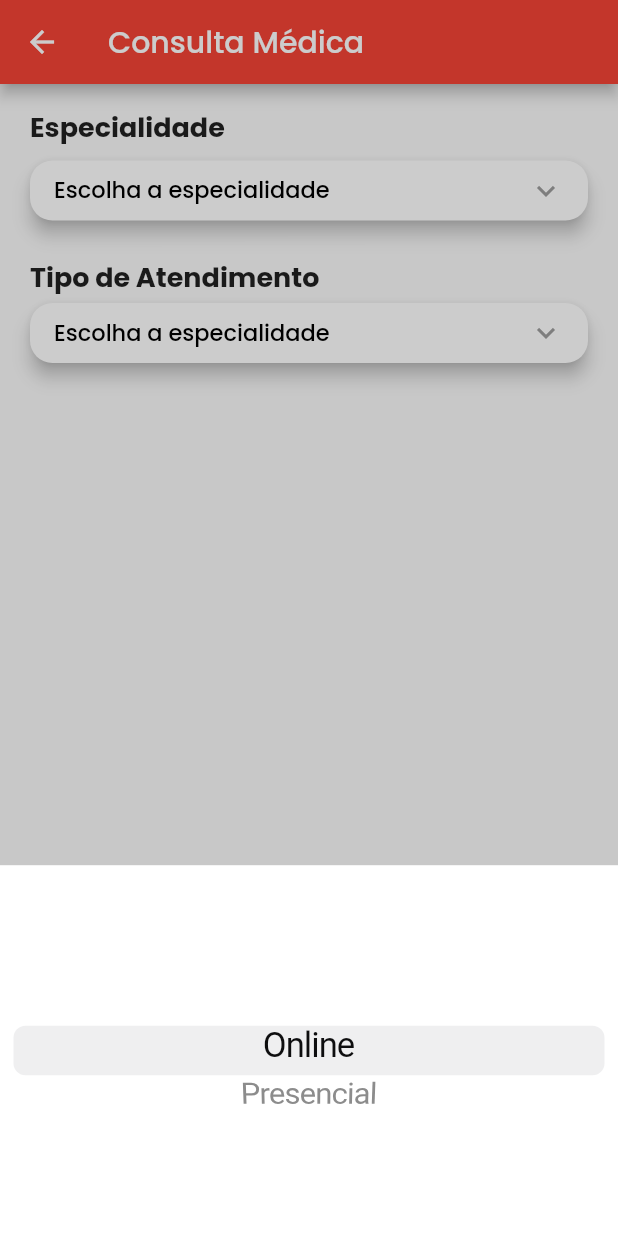
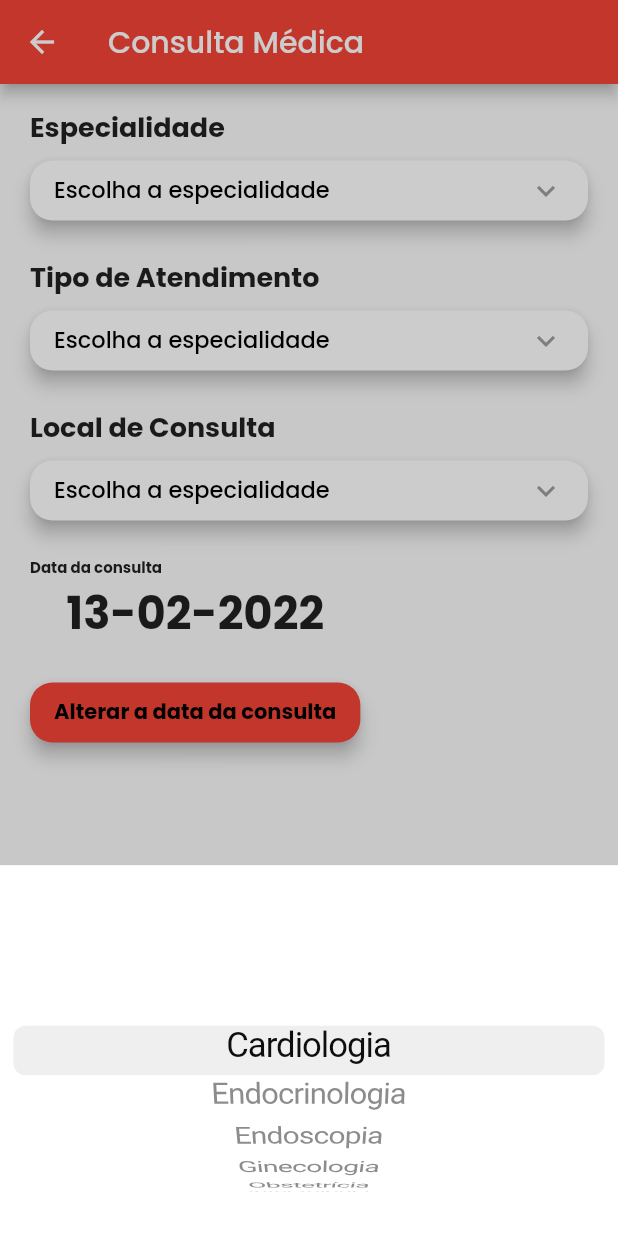
Before and after one commit to rafalapetina/software-engineering-proj, a Flutter app: the AppointmentScreen screen opened by its route, after a tap on "Escolha a especialidade", on a phone screen of 412 x 824 dp. Run offline on Flutter 3.47's test engine with Material 2 defaults, Android fonts, the phone set to English and light mode, and no system bars; our stand-ins replace cloud_firestore, firebase_auth; accounts and stored records are empty; network calls fail.

```diff
--- a/lib/main.dart
+++ b/lib/main.dart
@@ -3,6 +3,7 @@ import 'package:flutter/material.dart';
 import 'package:health_app/helpers/custom_route.dart';
 import 'package:health_app/screens/appointment_screen.dart';
 import 'package:health_app/screens/auth_screen.dart';
+import 'package:health_app/screens/history_screen.dart';
 import 'package:health_app/screens/pre_register_screen.dart';
 import 'package:health_app/screens/register_info_screen.dart';
 import 'package:health_app/screens/services_screen.dart';
@@ -60,6 +61,7 @@ class MyApp extends StatelessWidget {
         PreRegister.routeName: (ctx) => PreRegister(),
         ServicesScreen.routeName: (ctx) => ServicesScreen(),
         AppointmentScreen.routeName: (ctx) => AppointmentScreen(),
+        HistoryScreen.routeName: (ctx) => HistoryScreen(),
       },
     );
   }
--- a/lib/screens/appointment_screen.dart
+++ b/lib/screens/appointment_screen.dart
@@ -1,6 +1,7 @@
 import 'package:flutter/cupertino.dart';
 import 'package:flutter/material.dart';
 import 'package:health_app/widgets/picker_widget.dart';
+import 'package:intl/intl.dart';
 
 class AppointmentScreen extends StatefulWidget {
   static const routeName = '/appointment';
@@ -10,6 +11,21 @@ class AppointmentScreen extends StatefulWidget {
 }
 
 class _AppointmentScreenState extends State<AppointmentScreen> {
+  DateTime selectedDate = DateTime.now();
+  final formattedDate = new DateFormat("dd-MM-yyyy");
+
+  _selectDate(BuildContext context) async {
+    final DateTime picked = await showDatePicker(
+      context: context,
+      initialDate: selectedDate,
+      firstDate: DateTime(2000),
+      lastDate: DateTime(2025),
+    );
+    if (picked != null && picked != selectedDate)
+      setState(() {
+        selectedDate = picked;
+      });
+  }
 
   @override
   Widget build(BuildContext context) {
@@ -42,7 +58,48 @@ class _AppointmentScreenState extends State<AppointmentScreen> {
                 fontWeight: FontWeight.bold,
               ),
             ),
+            SizedBox(height: 5),
             CustomPicker('Atendimento'),
+            SizedBox(height: 20),
+            Text(
+              'Local de Consulta',
+              style: TextStyle(
+                fontSize: 18,
+                fontWeight: FontWeight.bold,
+              ),
+            ),
+            SizedBox(height: 5),
+            CustomPicker('Local'),
+            SizedBox(height: 20),
+            Text(
+              "Data da consulta",
+              style: TextStyle(
+                fontSize: 10,
+                fontWeight: FontWeight.bold,
+              ),
+            ),
+            Column(
+              mainAxisAlignment: MainAxisAlignment.center,
+              crossAxisAlignment: CrossAxisAlignment.center,
+              children: <Widget>[
+                Text(
+                  "${formattedDate.format(selectedDate.toLocal())}"
+                      .split(' ')[0],
+                  style: TextStyle(fontSize: 30, fontWeight: FontWeight.bold),
+                ),
+                SizedBox(
+                  height: 20.0,
+                ),
+                ElevatedButton(
+                  onPressed: () => _selectDate(context),
+                  child: Text(
+                    'Alterar a data da consulta',
+                    style: TextStyle(
+                        color: Colors.black, fontWeight: FontWeight.bold),
+                  ),
+                ),
+              ],
+            )
           ],
         ),
       ),
--- /dev/null
+++ b/lib/screens/attendance_data.dart
@@ -0,0 +1,24 @@
+import 'package:flutter/material.dart';
+
+class AttendanceData {
+  static final getData = [
+    {
+      'date': '10/02/2021',
+      'doctor': 'Flavio Almeida',
+      'crm': '12345678-9',
+      'type': 'Presencial',
+      'address': 'Rua João Bastos',
+      'anamnese':
+          'Lorem ipsum dolor sit amet, consectetur adipiscing elit, sed do eiusmod tempor incididunt ut labore et dolore magna aliqua.',
+    },
+    {
+      'date': '20/05/2021',
+      'doctor': 'Ana Paula',
+      'crm': '12345432-6',
+      'type': 'Online',
+      'address': '',
+      'anamnese':
+          'Lorem ipsum dolor sit amet, consectetur adipiscing elit, sed do eiusmod tempor incididunt ut labore et dolore magna aliqua.',
+    },
+  ];
+}
--- /dev/null
+++ b/lib/screens/exam_data.dart
@@ -0,0 +1,13 @@
+import 'package:flutter/material.dart';
+
+class ExamData {
+  static final getData = [
+    {
+      'date': '04/03/2022',
+      'exam': 'Exame de Sangue',
+      'doctor': 'Natalia de Assis',
+      'crm': '43567897-2',
+      'address': 'Hospital Albert Eistein',
+    }
+  ];
+}
--- a/lib/screens/services_screen.dart
+++ b/lib/screens/services_screen.dart
@@ -2,6 +2,7 @@ import 'package:flutter/material.dart';
 import 'package:health_app/screens/appointment_screen.dart';
 import 'package:health_app/widgets/app_drawer_widget.dart';
 import 'package:health_app/widgets/service_item.dart';
+import 'package:health_app/screens/history_screen.dart';
 
 class ServicesScreen extends StatelessWidget {
   static const routeName = '/services';
@@ -39,7 +40,7 @@ class ServicesScreen extends StatelessWidget {
           ServiceItem(
             'Histórico de Consultas',
             'https://1.bp.blogspot.com/-PA560uAt_Ks/XU8kNQQgpbI/AAAAAAAEEiE/jEltCrjqh-4T6yN9q9KkxorBIZBgNGcggCLcBGAs/s1600/projeto.png',
-            routeName,
+            HistoryScreen.routeName,
           ),
         ],
       ),
--- a/lib/widgets/picker_widget.dart
+++ b/lib/widgets/picker_widget.dart
@@ -19,17 +19,36 @@ class CustomPickerState extends State<CustomPicker> {
   void _fillList() async {
     switch (widget.type) {
       case 'Especialidade':
-        var medicos = await Firestore.instance.collection('medicos').getDocuments();
+        var medicos =
+            await Firestore.instance.collection('medicos').getDocuments();
         print(medicos.documents);
         listTextValues = [
-          Text('Online'),
-          Text('Presencial'),
+          Text('Cardiologia'),
+          Text('Endocrinologia'),
+          Text('Endoscopia'),
+          Text('Ginecologia'),
+          Text('Obstetrícia'),
+          Text('Infectologia'),
+          Text('Neurocirurgia'),
+          Text('Urologia'),
+          Text('Psiquiatria')
         ];
         break;
       case 'Atendimento':
         listTextValues = [
           Text('Online'),
           Text('Presencial'),
+        ];
+        break;
+      case 'Local':
+        listTextValues = [
+          Text('Rua Viseu, Chácaras Reunidas- 204'),
+          Text('Rua João Mendes, Monte Castelo - 23'),
+          Text('Rua Machado Sidney, Centro - 34'),
+          Text('Rua Oeiras, Jd. Esplanada do Sol - 654'),
+          Text('Rua Astorga, Chácaras Reunidas - 54'),
+          Text('Rua Anna Benedicta, Interlagos - 765'),
+          Text('Rua Álvaro Portella, Dom Pedro I - 604')
         ];
         break;
       default:
--- a/pubspec.yaml
+++ b/pubspec.yaml
@@ -32,6 +32,7 @@ dependencies:
   cloud_firestore: ^0.13.5
   firebase_auth: ^0.16.1
   flutter_svg: ^0.12.4+2
+  intl: ^0.17.0
 
 
 dev_dependencies:
```
Also changed, not shown: lib/screens/history_screen.dart (added, +136 -0 lines), pubspec.lock, 1 other file.
